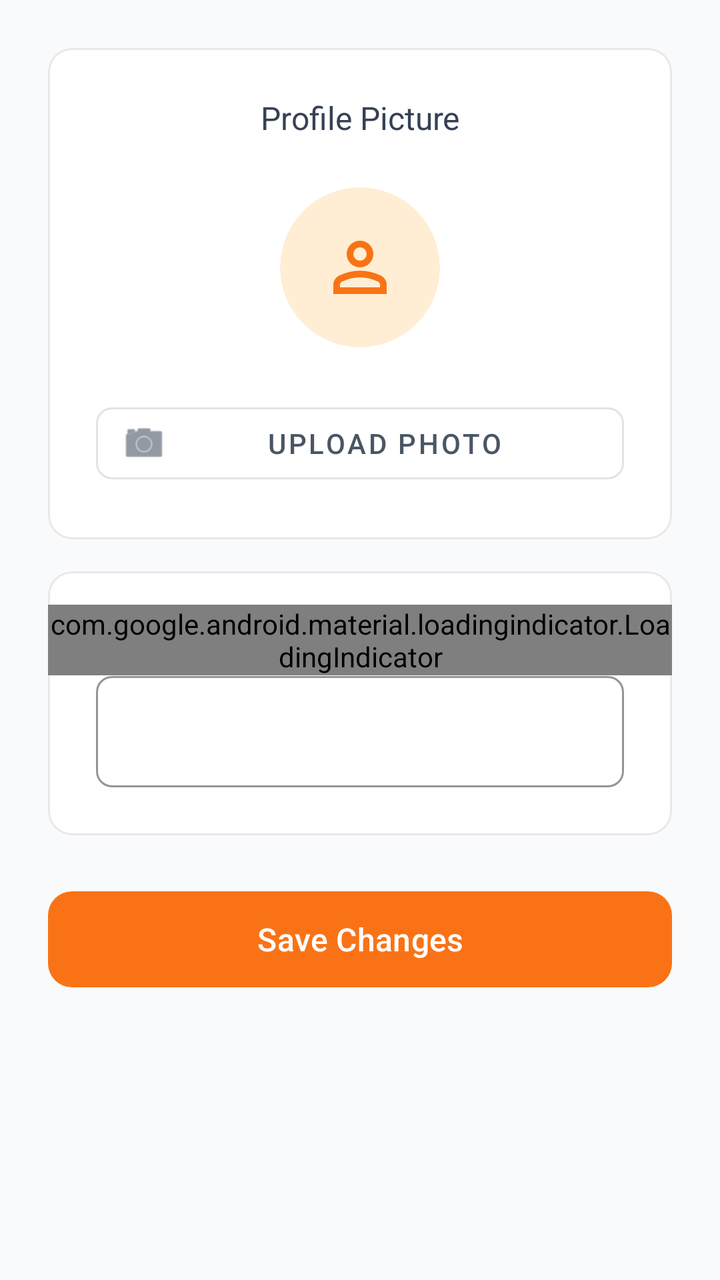
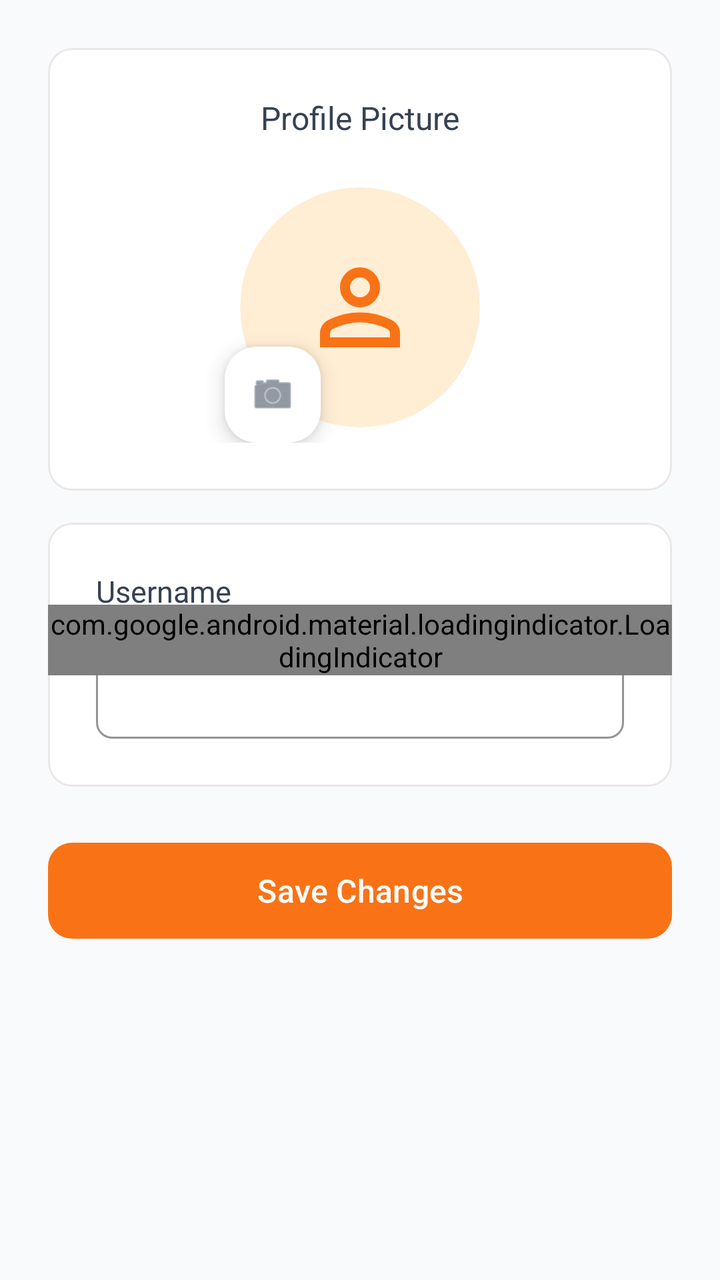

Compare the two renders of this Android layout. The source of the first and the diff that turns it into the second are given below.
<!-- AndroidManifest.xml: application theme Theme.Plateful -->
<!-- res/layout/fragment_edit_profile.xml -->
<?xml version="1.0" encoding="utf-8"?>
<androidx.constraintlayout.widget.ConstraintLayout xmlns:android="http://schemas.android.com/apk/res/android"
    xmlns:app="http://schemas.android.com/apk/res-auto"
    android:layout_width="match_parent"
    android:layout_height="match_parent"
    android:background="@color/grayBackground"
    android:padding="24dp">

    <com.google.android.material.card.MaterialCardView
        android:id="@+id/top_profile_card"
        android:layout_width="0dp"
        android:layout_height="wrap_content"
        app:cardBackgroundColor="@android:color/white"
        app:cardCornerRadius="12dp"
        app:cardElevation="0dp"
        app:strokeColor="@color/border"
        app:strokeWidth="1dp"
        app:layout_constraintEnd_toEndOf="parent"
        app:layout_constraintStart_toStartOf="parent"
        app:layout_constraintTop_toTopOf="parent">

        <androidx.constraintlayout.widget.ConstraintLayout
            android:layout_width="match_parent"
            android:layout_height="wrap_content"
            android:padding="24dp">

            <TextView
                android:id="@+id/profile_picture_label_text_view"
                android:layout_width="wrap_content"
                android:layout_height="wrap_content"
                android:text="@string/profile_picture"
                android:textColor="@color/textContent"
                android:textSize="16sp"
                app:layout_constraintEnd_toEndOf="parent"
                app:layout_constraintStart_toStartOf="parent"
                app:layout_constraintTop_toTopOf="parent" />

            <com.google.android.material.card.MaterialCardView
                android:id="@+id/avatar_card_view"
                android:layout_width="80dp"
                android:layout_height="80dp"
                android:layout_marginTop="24dp"
                app:cardBackgroundColor="@color/avatarBackground"
                app:cardCornerRadius="40dp"
                app:cardElevation="0dp"
                app:layout_constraintEnd_toEndOf="parent"
                app:layout_constraintStart_toStartOf="parent"
                app:layout_constraintTop_toBottomOf="@id/profile_picture_label_text_view"
                app:strokeWidth="0dp">

                <com.google.android.material.imageview.ShapeableImageView
                    android:id="@+id/avatar_image_view"
                    android:layout_width="40dp"
                    android:layout_height="40dp"
                    android:layout_gravity="center"
                    android:src="@drawable/ic_person"
                    app:tint="@color/orange" />
            </com.google.android.material.card.MaterialCardView>

            <com.google.android.material.button.MaterialButton
                android:id="@+id/edit_avatar_button"
                style="@style/Widget.MaterialComponents.Button.OutlinedButton.Icon"
                android:layout_width="0dp"
                android:layout_height="wrap_content"
                android:layout_marginTop="24dp"
                android:text="@string/upload_photo"
                android:textColor="@color/darkGray"
                app:cornerRadius="8dp"
                app:icon="@android:drawable/ic_menu_camera"
                app:iconSize="24dp"
                app:iconTint="@color/darkGray"
                app:layout_constraintEnd_toEndOf="parent"
                app:layout_constraintStart_toStartOf="parent"
                app:layout_constraintTop_toBottomOf="@id/avatar_card_view" />

        </androidx.constraintlayout.widget.ConstraintLayout>
    </com.google.android.material.card.MaterialCardView>

    <com.google.android.material.card.MaterialCardView
        android:id="@+id/username_card"
        android:layout_width="0dp"
        android:layout_height="wrap_content"
        android:layout_marginTop="16dp"
        app:cardBackgroundColor="@android:color/white"
        app:cardCornerRadius="12dp"
        app:cardElevation="0dp"
        app:strokeColor="@color/border"
        app:strokeWidth="1dp"
        app:layout_constraintEnd_toEndOf="parent"
        app:layout_constraintStart_toStartOf="parent"
        app:layout_constraintTop_toBottomOf="@id/top_profile_card">

        <androidx.constraintlayout.widget.ConstraintLayout
            android:layout_width="match_parent"
            android:layout_height="wrap_content"
            android:padding="24dp">

            <com.google.android.material.textview.MaterialTextView
                android:id="@+id/username_label_text_view"
                android:layout_width="wrap_content"
                android:layout_height="wrap_content"
                android:text="@string/username"
                android:textColor="@color/textContent"
                android:textSize="15sp"
                app:layout_constraintStart_toStartOf="parent"
                app:layout_constraintTop_toTopOf="parent" />

            <com.google.android.material.textfield.TextInputLayout
                android:id="@+id/username_text_input_layout"
                style="@style/Widget.MaterialComponents.TextInputLayout.OutlinedBox"
                android:layout_width="0dp"
                android:layout_height="wrap_content"
                android:layout_marginTop="8dp"
                app:boxCornerRadiusBottomEnd="8dp"
                app:boxCornerRadiusBottomStart="8dp"
                app:boxCornerRadiusTopEnd="8dp"
                app:boxCornerRadiusTopStart="8dp"
                app:boxStrokeColor="@color/orange"
                app:hintEnabled="false"
                app:layout_constraintEnd_toEndOf="parent"
                app:layout_constraintStart_toStartOf="parent"
                app:layout_constraintTop_toBottomOf="@id/username_label_text_view">

                <com.google.android.material.textfield.TextInputEditText
                    android:id="@+id/username_text_input"
                    android:layout_width="match_parent"
                    android:layout_height="wrap_content"
                    android:inputType="textPersonName" />
            </com.google.android.material.textfield.TextInputLayout>

        </androidx.constraintlayout.widget.ConstraintLayout>
    </com.google.android.material.card.MaterialCardView>

    <com.google.android.material.button.MaterialButton
        android:id="@+id/save_button"
        android:layout_width="0dp"
        android:layout_height="56dp"
        android:layout_marginTop="24dp"
        android:text="@string/save_changes"
        android:textAllCaps="false"
        android:textSize="16sp"
        app:backgroundTint="@color/orange"
        app:cornerRadius="12dp"
        app:layout_constraintEnd_toEndOf="parent"
        app:layout_constraintStart_toStartOf="parent"
        app:layout_constraintTop_toBottomOf="@id/username_card" />

    <com.google.android.material.loadingindicator.LoadingIndicator
        android:id="@+id/loading_indicator"
        style="@style/Widget.Material3.LoadingIndicator.Contained"
        android:layout_width="wrap_content"
        android:layout_height="wrap_content"
        app:indicatorColor="@color/orange"
        app:layout_constraintBottom_toBottomOf="parent"
        app:layout_constraintEnd_toEndOf="parent"
        app:layout_constraintStart_toStartOf="parent"
        app:layout_constraintTop_toTopOf="parent" />

</androidx.constraintlayout.widget.ConstraintLayout>
<!-- resources referenced by this layout -->
<resources>
  <color name="avatarBackground">#ffedd4</color>
  <color name="border">#ebe6e7</color>
  <color name="darkGray">#4a5565</color>
  <color name="grayBackground">#F9FAFB</color>
  <color name="orange">#f97316</color>
  <color name="textContent">#364153</color>
  <!-- drawable ic_person (drawable) -->
  <vector xmlns:android="http://schemas.android.com/apk/res/android"
      android:width="24dp"
      android:height="24dp"
      android:viewportWidth="960"
      android:viewportHeight="960"
      android:tint="?attr/colorControlNormal">
    <path
        android:fillColor="@android:color/white"
        android:pathData="M367,433Q320,386 320,320Q320,254 367,207Q414,160 480,160Q546,160 593,207Q640,254 640,320Q640,386 593,433Q546,480 480,480Q414,480 367,433ZM160,800L160,688Q160,654 177.5,625.5Q195,597 224,582Q286,551 350,535.5Q414,520 480,520Q546,520 610,535.5Q674,551 736,582Q765,597 782.5,625.5Q800,654 800,688L800,800L160,800ZM240,720L720,720L720,688Q720,677 714.5,668Q709,659 700,654Q646,627 591,613.5Q536,600 480,600Q424,600 369,613.5Q314,627 260,654Q251,659 245.5,668Q240,677 240,688L240,720ZM536.5,376.5Q560,353 560,320Q560,287 536.5,263.5Q513,240 480,240Q447,240 423.5,263.5Q400,287 400,320Q400,353 423.5,376.5Q447,400 480,400Q513,400 536.5,376.5ZM480,320Q480,320 480,320Q480,320 480,320Q480,320 480,320Q480,320 480,320Q480,320 480,320Q480,320 480,320Q480,320 480,320Q480,320 480,320ZM480,720L480,720Q480,720 480,720Q480,720 480,720Q480,720 480,720Q480,720 480,720Q480,720 480,720Q480,720 480,720Q480,720 480,720Q480,720 480,720L480,720Z"/>
  </vector>
  <string name="profile_picture">Profile Picture</string>
  <string name="save_changes">Save Changes</string>
  <string name="upload_photo">Upload Photo</string>
  <string name="username">Username</string>
  <style name="Theme.Plateful" parent="Base.Theme.Plateful" />
  <style name="Base.Theme.Plateful" parent="Theme.Material3.DayNight.NoActionBar">
          
          
      </style>
</resources>

<!-- the commit's change to res/layout/fragment_edit_profile.xml (unified diff, before → after) -->
@@ -37,11 +37,11 @@
 
             <com.google.android.material.card.MaterialCardView
                 android:id="@+id/avatar_card_view"
-                android:layout_width="80dp"
-                android:layout_height="80dp"
+                android:layout_width="120dp"
+                android:layout_height="120dp"
                 android:layout_marginTop="24dp"
                 app:cardBackgroundColor="@color/avatarBackground"
-                app:cardCornerRadius="40dp"
+                app:cardCornerRadius="60dp"
                 app:cardElevation="0dp"
                 app:layout_constraintEnd_toEndOf="parent"
                 app:layout_constraintStart_toStartOf="parent"
@@ -50,28 +50,26 @@
 
                 <com.google.android.material.imageview.ShapeableImageView
                     android:id="@+id/avatar_image_view"
-                    android:layout_width="40dp"
-                    android:layout_height="40dp"
+                    android:layout_width="60dp"
+                    android:layout_height="60dp"
                     android:layout_gravity="center"
                     android:src="@drawable/ic_person"
                     app:tint="@color/orange" />
             </com.google.android.material.card.MaterialCardView>
 
-            <com.google.android.material.button.MaterialButton
+            <com.google.android.material.floatingactionbutton.FloatingActionButton
                 android:id="@+id/edit_avatar_button"
-                style="@style/Widget.MaterialComponents.Button.OutlinedButton.Icon"
-                android:layout_width="0dp"
+                android:layout_width="wrap_content"
                 android:layout_height="wrap_content"
-                android:layout_marginTop="24dp"
-                android:text="@string/upload_photo"
-                android:textColor="@color/darkGray"
-                app:cornerRadius="8dp"
-                app:icon="@android:drawable/ic_menu_camera"
-                app:iconSize="24dp"
-                app:iconTint="@color/darkGray"
-                app:layout_constraintEnd_toEndOf="parent"
-                app:layout_constraintStart_toStartOf="parent"
-                app:layout_constraintTop_toBottomOf="@id/avatar_card_view" />
+                android:layout_marginStart="-8dp"
+                android:layout_marginBottom="-8dp"
+                app:srcCompat="@android:drawable/ic_menu_camera"
+                app:tint="@color/darkGray"
+                app:backgroundTint="@android:color/white"
+                app:fabCustomSize="48dp"
+                app:maxImageSize="24dp"
+                app:layout_constraintBottom_toBottomOf="@id/avatar_card_view"
+                app:layout_constraintStart_toStartOf="@id/avatar_card_view" />
 
         </androidx.constraintlayout.widget.ConstraintLayout>
     </com.google.android.material.card.MaterialCardView>
<!-- resource entries referenced after the edit -->
@@ -19,7 +19,6 @@
   </vector>
   <string name="profile_picture">Profile Picture</string>
   <string name="save_changes">Save Changes</string>
-  <string name="upload_photo">Upload Photo</string>
   <string name="username">Username</string>
   <style name="Theme.Plateful" parent="Base.Theme.Plateful" />
   <style name="Base.Theme.Plateful" parent="Theme.Material3.DayNight.NoActionBar">
